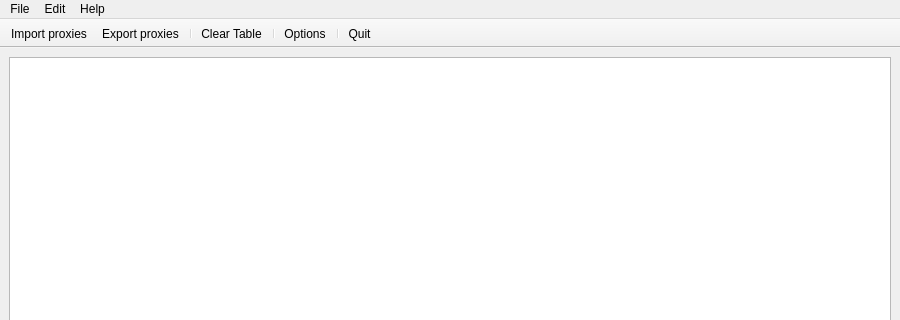
Above: assets/ui/mainwindow.ui from fuzzy69/proxy-harvester before the change; both pictures show x 0 to 900 and y 0 to 320 of the 900 by 600 pixel window. Below: the same form after it.
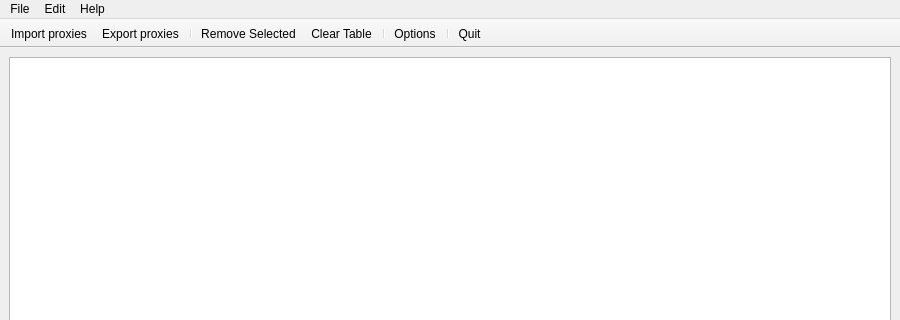
That is the form after the change. Icons and pictures are not drawn.

Commit message: add remove selected proxies functionality

```diff
--- a/assets/ui/mainwindow.ui
+++ b/assets/ui/mainwindow.ui
@@ -165,6 +165,7 @@
    <addaction name="importProxiesAction"/>
    <addaction name="exportProxiesAction"/>
    <addaction name="separator"/>
+   <addaction name="removeSelectedAction"/>
    <addaction name="clearTableAction"/>
    <addaction name="separator"/>
    <addaction name="optionsAction"/>
@@ -255,6 +256,15 @@
     <string>Ctrl+R</string>
    </property>
   </action>
+  <action name="removeSelectedAction">
+   <property name="icon">
+    <iconset resource="../assets.qrc">
+     <normaloff>:/icons/img/dialog-error.png</normaloff>:/icons/img/dialog-error.png</iconset>
+   </property>
+   <property name="text">
+    <string>Remove Selected</string>
+   </property>
+  </action>
  </widget>
  <resources>
   <include location="../assets.qrc"/>
```
Left out of the diff: 1 changed line with no effect on the pictures. The commit also changes 8 other files.
